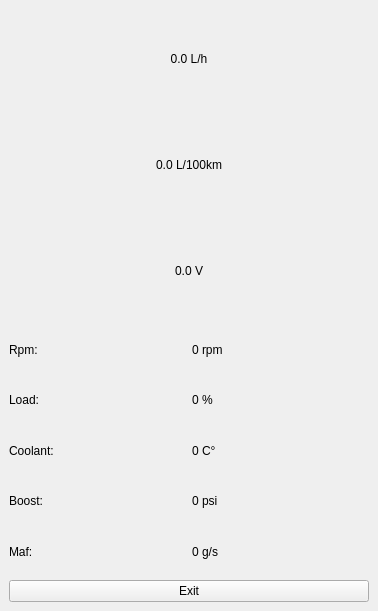
First picture: the form in obdscan.ui, repository takyonxxx/ObdReader, before the edit.
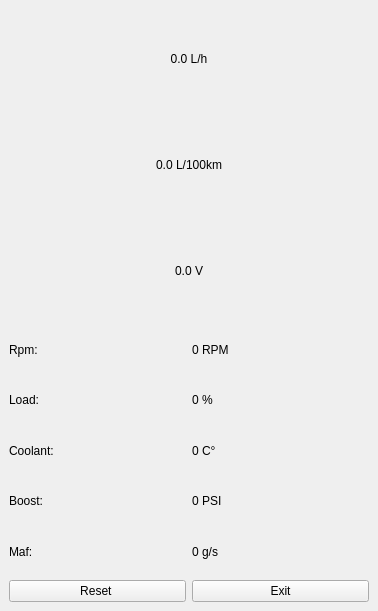
Second picture: the form after the edit.

```diff
--- a/obdscan.ui
+++ b/obdscan.ui
@@ -14,7 +14,7 @@
    <string>MainWindow</string>
   </property>
   <widget class="QWidget" name="centralwidget">
-   <layout class="QGridLayout" name="gridLayout_2">
+   <layout class="QGridLayout" name="gridLayout_3">
     <item row="0" column="0">
      <layout class="QVBoxLayout" name="verticalLayout">
       <item>
@@ -103,7 +103,7 @@
         <item row="0" column="1">
          <widget class="QLabel" name="labelRpm">
           <property name="text">
-           <string>0 rpm</string>
+           <string>0 RPM</string>
           </property>
          </widget>
         </item>
@@ -143,7 +143,7 @@
         <item row="3" column="1">
          <widget class="QLabel" name="labelMap">
           <property name="text">
-           <string>0 psi</string>
+           <string>0 PSI</string>
           </property>
          </widget>
         </item>
@@ -167,15 +167,32 @@
           </property>
          </widget>
         </item>
+        <item row="5" column="0" colspan="2">
+         <layout class="QGridLayout" name="gridLayout_2">
+          <item row="0" column="1">
+           <widget class="QPushButton" name="pushExit">
+            <property name="text">
+             <string>Exit</string>
+            </property>
+           </widget>
+          </item>
+          <item row="0" column="0">
+           <widget class="QPushButton" name="pushClear">
+            <property name="maximumSize">
+             <size>
+              <width>16777215</width>
+              <height>16777215</height>
+             </size>
+            </property>
+            <property name="text">
+             <string>Reset </string>
+            </property>
+           </widget>
+          </item>
+         </layout>
+        </item>
        </layout>
       </item>
-      <item>
-       <widget class="QPushButton" name="pushExit">
-        <property name="text">
-         <string>Exit</string>
-        </property>
-       </widget>
-      </item>
      </layout>
     </item>
    </layout>
```
Left out of the diff: 78 changed lines with no effect on the pictures.
